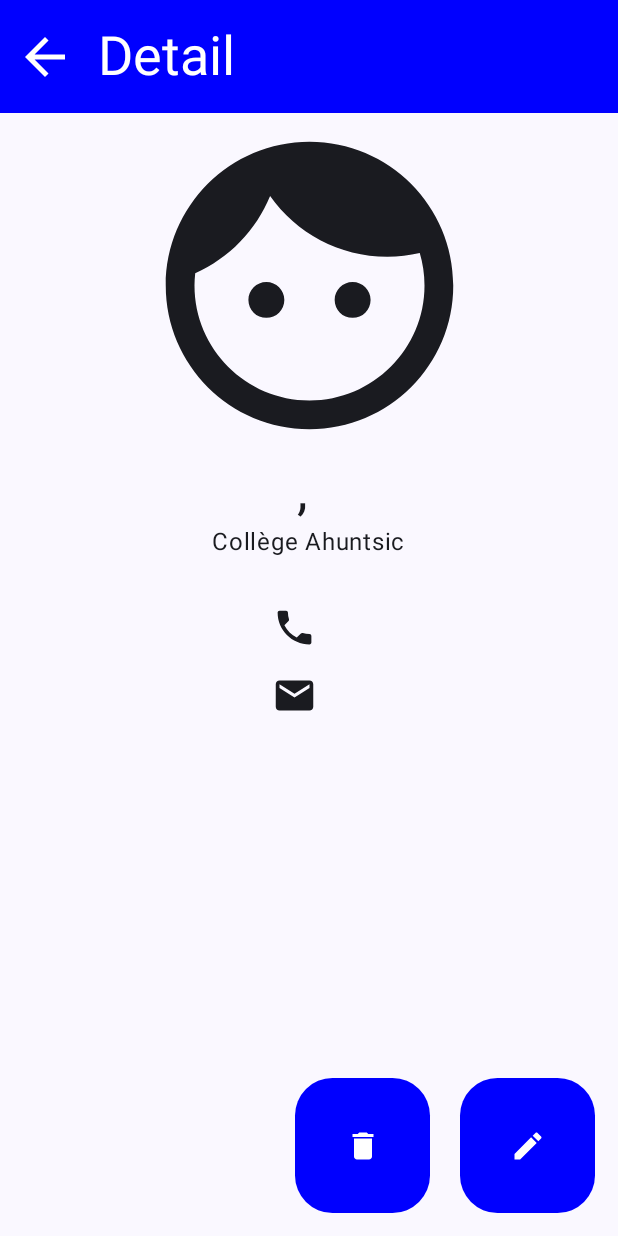
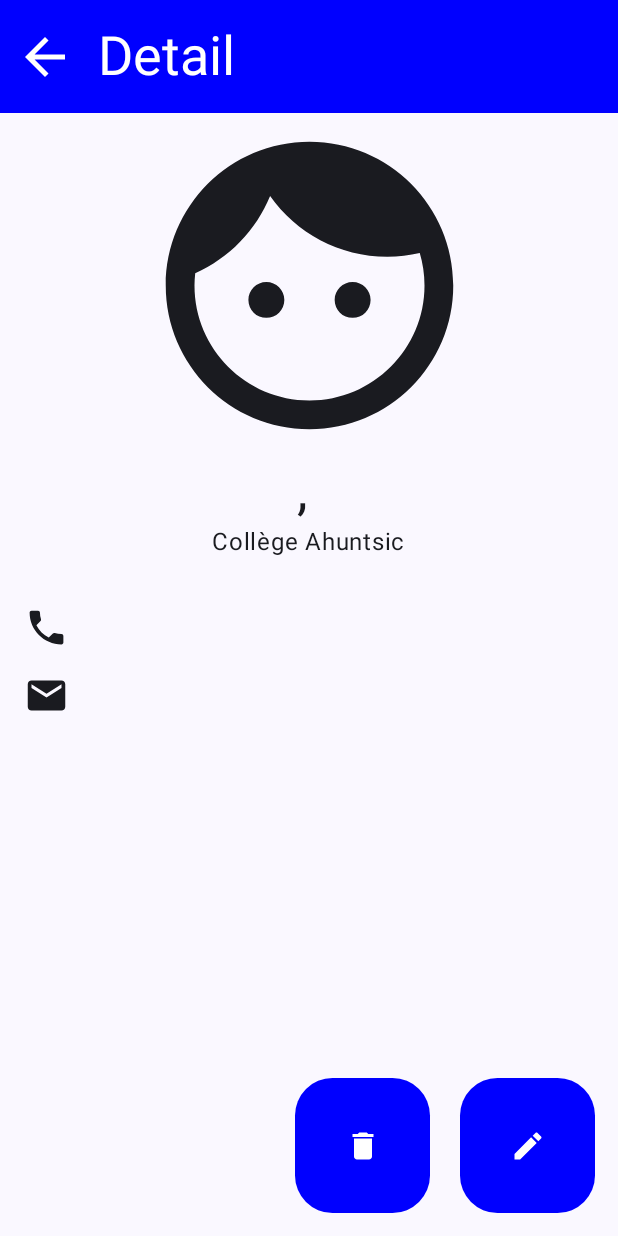
Before and after one commit to eam766/Projet_02-Contacts, an Android app built with Jetpack Compose: the EcranDetails screen opened through its navigation route, on a phone screen of 412 x 824 dp. Run offline under Robolectric (Android 15) with nearby library versions, the phone set to English and light mode, and no system bars; libraries missing offline, so code that uses them is left out: io.objectbox, io.objectbox.annotation; 4 statements that could not run were skipped.

Commit message:
trier la liste de contacts et changer l'affichage des deétails d'un contact

```diff
--- a/app/src/main/java/com/example/projet_02_contacts/nav/MainNav.kt
+++ b/app/src/main/java/com/example/projet_02_contacts/nav/MainNav.kt
@@ -54,7 +54,7 @@ fun MainNav(
         composable("ecranModifier"){
             EcranModifier(
                 create = {
-                    navController.navigate("home"){
+                    navController.navigate("ecranDetail"){
                         launchSingleTop = true
                     }
                 },
--- a/app/src/main/java/com/example/projet_02_contacts/ui/theme/ContactViewModel.kt
+++ b/app/src/main/java/com/example/projet_02_contacts/ui/theme/ContactViewModel.kt
@@ -4,6 +4,7 @@ import androidx.compose.runtime.mutableStateOf
 import androidx.lifecycle.ViewModel
 import com.example.projet_02_contacts.ObjectBox
 import com.example.projet_02_contacts.modele.Contact
+import com.example.projet_02_contacts.modele.Contact_
 import kotlinx.coroutines.flow.MutableStateFlow
 import kotlinx.coroutines.flow.StateFlow
 import kotlinx.coroutines.flow.asStateFlow
@@ -75,6 +76,7 @@ class ContactViewModel : ViewModel() {
     private fun chargerDonnees() {
         val query = myEntityBox
             .query()
+            .order(Contact_.nom)
             .build()
         _contenu_liste.value = query.find()
         query.close()
@@ -95,6 +97,7 @@ class ContactViewModel : ViewModel() {
         _contenu_liste.value = query.find()
         query.close()
         _uiState.value = newContact
+        chargerDonnees()
     }
     fun showDetails(contact: Contact){
         val contactDetails = myEntityBox[contact.id]
@@ -114,6 +117,7 @@ class ContactViewModel : ViewModel() {
         _contenu_liste.value = query.find()
         query.close()
         _uiState.value = editContact
+        chargerDonnees()
     }
 
 }
--- a/app/src/main/java/com/example/projet_02_contacts/ui/theme/EcranDetails.kt
+++ b/app/src/main/java/com/example/projet_02_contacts/ui/theme/EcranDetails.kt
@@ -1,6 +1,8 @@
 package com.example.projet_02_contacts.ui.theme
 
+import androidx.compose.foundation.background
 import androidx.compose.foundation.layout.Arrangement
+import androidx.compose.foundation.layout.Arrangement.Center
 import androidx.compose.foundation.layout.Column
 import androidx.compose.foundation.layout.Row
 import androidx.compose.foundation.layout.Spacer
@@ -30,6 +32,10 @@ import androidx.compose.runtime.collectAsState
 import androidx.compose.ui.Alignment
 import androidx.compose.ui.Modifier
 import androidx.compose.ui.graphics.Color
+import androidx.compose.ui.text.TextStyle
+import androidx.compose.ui.text.style.LineBreak
+import androidx.compose.ui.text.style.TextAlign
+import androidx.compose.ui.text.style.TextOverflow
 import androidx.compose.ui.unit.dp
 
 @Composable
@@ -54,14 +60,16 @@ fun EcranDetails(
             Icon(Icons.Filled.Face, contentDescription = "", Modifier.size(230.dp))
             Text(
                 text = "${contUiState.value.nom}, ${contUiState.value.prenom}",
-                style = MaterialTheme.typography.displaySmall
+                style = MaterialTheme.typography.displaySmall,
+                overflow = TextOverflow.Clip,
+                textAlign = TextAlign.Center
             )
             Text(
                 //entreprise
                 text = "Collège Ahuntsic"
             )
             Spacer(Modifier.height(30.dp))
-            Column(horizontalAlignment = Alignment.Start) {
+            Column(horizontalAlignment = Alignment.Start, modifier = Modifier.width(380.dp)) {
                 Row{
                     Icon(Icons.Filled.Phone, contentDescription = "", Modifier.size(30.dp))
                     Spacer(Modifier.width(20.dp))
```
